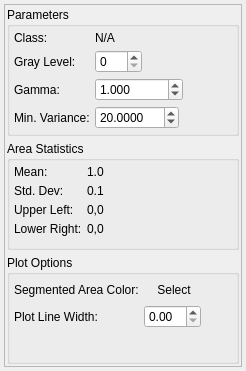
Qt form Code/EmMpmGui/UI_Files/UserInitAreaWidget.ui (BlueQuartzSoftware/EMMPMWorkbench) before a commit.
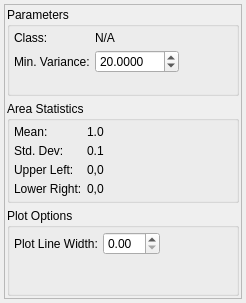
The same form after that commit.

Commit message: Adding a PerClass Table that lists all the parameters that can be set on a per class (label) basis.

```diff
--- a/Code/EmMpmGui/UI_Files/UserInitAreaWidget.ui
+++ b/Code/EmMpmGui/UI_Files/UserInitAreaWidget.ui
@@ -7,7 +7,7 @@
     <x>0</x>
     <y>0</y>
     <width>246</width>
-    <height>371</height>
+    <height>303</height>
    </rect>
   </property>
   <property name="windowTitle">
@@ -28,7 +28,7 @@
         <x>0</x>
         <y>0</y>
         <width>236</width>
-        <height>361</height>
+        <height>293</height>
        </rect>
       </property>
       <layout class="QVBoxLayout" name="verticalLayout_2">
@@ -64,53 +64,13 @@
            </widget>
           </item>
           <item row="2" column="0">
-           <widget class="QLabel" name="label_3">
-            <property name="text">
-             <string>Gray Level:</string>
-            </property>
-           </widget>
-          </item>
-          <item row="2" column="1">
-           <widget class="QSpinBox" name="m_GrayLevel">
-            <property name="maximum">
-             <number>255</number>
-            </property>
-           </widget>
-          </item>
-          <item row="3" column="0">
-           <widget class="QLabel" name="label_6">
-            <property name="text">
-             <string>Gamma:</string>
-            </property>
-           </widget>
-          </item>
-          <item row="3" column="1">
-           <widget class="QDoubleSpinBox" name="m_Gamma">
-            <property name="decimals">
-             <number>3</number>
-            </property>
-            <property name="minimum">
-             <double>-99999.990000000005239</double>
-            </property>
-            <property name="maximum">
-             <double>99999.990000000005239</double>
-            </property>
-            <property name="singleStep">
-             <double>0.500000000000000</double>
-            </property>
-            <property name="value">
-             <double>1.000000000000000</double>
-            </property>
-           </widget>
-          </item>
-          <item row="4" column="0">
            <widget class="QLabel" name="label_10">
             <property name="text">
              <string>Min. Variance:</string>
             </property>
            </widget>
           </item>
-          <item row="4" column="1">
+          <item row="2" column="1">
            <widget class="QDoubleSpinBox" name="m_MinVariance">
             <property name="decimals">
              <number>4</number>
@@ -235,48 +195,13 @@
            <number>4</number>
           </property>
           <item row="1" column="0">
-           <widget class="QLabel" name="label">
-            <property name="text">
-             <string>Segmented Area Color:</string>
-            </property>
-           </widget>
-          </item>
-          <item row="1" column="1">
-           <widget class="QToolButton" name="colorButton">
-            <property name="minimumSize">
-             <size>
-              <width>60</width>
-              <height>0</height>
-             </size>
-            </property>
-            <property name="font">
-             <font>
-              <weight>50</weight>
-              <bold>false</bold>
-             </font>
-            </property>
-            <property name="text">
-             <string>Select</string>
-            </property>
-            <property name="popupMode">
-             <enum>QToolButton::InstantPopup</enum>
-            </property>
-            <property name="toolButtonStyle">
-             <enum>Qt::ToolButtonFollowStyle</enum>
-            </property>
-            <property name="autoRaise">
-             <bool>true</bool>
-            </property>
-           </widget>
-          </item>
-          <item row="2" column="0">
            <widget class="QLabel" name="label_8">
             <property name="text">
              <string>Plot Line Width:</string>
             </property>
            </widget>
           </item>
-          <item row="2" column="1">
+          <item row="1" column="1">
            <widget class="QDoubleSpinBox" name="m_LineWidth"/>
           </item>
          </layout>
```
Left out of the diff: 14 changed lines with no effect on the pictures. The commit also changes 9 other files.
